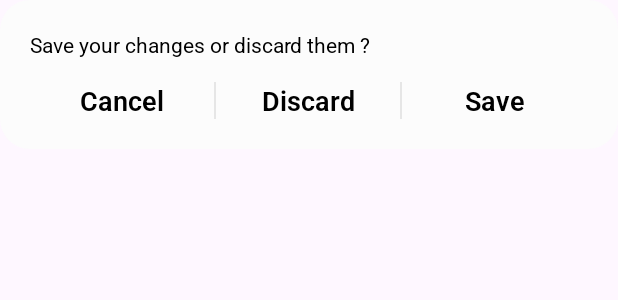
After one commit to hrithik-09/Contact-Manager, an Android app: the layout go_back_popup_layout.xml on its own in the app's theme, with its tools: preview values and no code run, on a phone screen of 412 x 824 dp. The commit adds this screen. Shown: the top 300 px of the screen. Run offline under Robolectric (Android 15) with nearby library versions, the phone set to English and light mode, and no system bars.

Commit message:
Back Navigation Checks implemented, DOB input layout behaviour fixed

```diff
--- a/app/build.gradle.kts
+++ b/app/build.gradle.kts
@@ -49,6 +49,8 @@ dependencies {
     val lifecycle_version = "2.8.7"
     val arch_version = "2.2.0"
     implementation ("com.google.code.gson:gson:2.10.1")
+    implementation ("com.github.bumptech.glide:glide:4.16.0")
+    annotationProcessor ("com.github.bumptech.glide:compiler:4.16.0")
 
     implementation("androidx.room:room-runtime:$room_version")
 
--- a/app/src/main/java/com/example/contacts/ContactDAO.java
+++ b/app/src/main/java/com/example/contacts/ContactDAO.java
@@ -5,6 +5,7 @@ import androidx.room.Dao;
 import androidx.room.Delete;
 import androidx.room.Insert;
 import androidx.room.Query;
+import androidx.room.Update;
 
 import java.util.List;
 
@@ -17,6 +18,9 @@ public interface ContactDAO {
     @Delete
     void delete(Contact contact);
 
-    @Query("SELECT * FROM contact_table")
+    @Update
+    void update(Contact contact);
+
+    @Query("SELECT * FROM contact_table ORDER BY firstName ASC,surname ASC")
     LiveData<List<Contact>> getAllContact();
 }
--- /dev/null
+++ b/app/src/main/res/anim/slide_in_left.xml
@@ -0,0 +1,6 @@
+<?xml version="1.0" encoding="utf-8"?>
+<translate xmlns:android="http://schemas.android.com/apk/res/android"
+    android:duration="300"
+    android:fromXDelta="-100%"
+    android:toXDelta="0%"
+    android:interpolator="@android:interpolator/decelerate_quad" />
--- /dev/null
+++ b/app/src/main/res/anim/slide_out_right.xml
@@ -0,0 +1,6 @@
+<?xml version="1.0" encoding="utf-8"?>
+<translate xmlns:android="http://schemas.android.com/apk/res/android"
+    android:duration="300"
+    android:fromXDelta="0%"
+    android:toXDelta="100%"
+    android:interpolator="@android:interpolator/accelerate_quad" />
--- /dev/null
+++ b/app/src/main/res/drawable-night/ic_calendar.xml
@@ -0,0 +1,5 @@
+<vector xmlns:android="http://schemas.android.com/apk/res/android" android:height="24dp" android:tint="#ffffff" android:viewportHeight="24" android:viewportWidth="24" android:width="24dp">
+
+    <path android:fillColor="@android:color/white" android:pathData="M20,3h-1L19,1h-2v2L7,3L7,1L5,1v2L4,3c-1.1,0 -2,0.9 -2,2v16c0,1.1 0.9,2 2,2h16c1.1,0 2,-0.9 2,-2L22,5c0,-1.1 -0.9,-2 -2,-2zM20,21L4,21L4,8h16v13z"/>
+
+</vector>
--- /dev/null
+++ b/app/src/main/res/drawable/ic_calendar.xml
@@ -0,0 +1,5 @@
+<vector xmlns:android="http://schemas.android.com/apk/res/android" android:height="24dp" android:tint="#000000" android:viewportHeight="24" android:viewportWidth="24" android:width="24dp">
+
+    <path android:fillColor="@android:color/white" android:pathData="M20,3h-1L19,1h-2v2L7,3L7,1L5,1v2L4,3c-1.1,0 -2,0.9 -2,2v16c0,1.1 0.9,2 2,2h16c1.1,0 2,-0.9 2,-2L22,5c0,-1.1 -0.9,-2 -2,-2zM20,21L4,21L4,8h16v13z"/>
+
+</vector>
--- /dev/null
+++ b/app/src/main/res/layout/go_back_popup_layout.xml
@@ -0,0 +1,70 @@
+<?xml version="1.0" encoding="utf-8"?>
+<LinearLayout
+    xmlns:android="http://schemas.android.com/apk/res/android"
+    android:layout_width="match_parent"
+    android:layout_height="wrap_content"
+    android:padding="20dp"
+    android:orientation="vertical"
+    android:background="@drawable/ic_contact_list_background">
+    <TextView
+        android:layout_width="match_parent"
+        android:layout_height="wrap_content"
+        android:text="Save your changes or discard them ?"
+        android:textColor="@color/textPrimary"
+        android:fontFamily="@font/roboto_regular"
+        android:textSize="14sp"/>
+
+    <LinearLayout
+        android:layout_width="match_parent"
+        android:layout_height="wrap_content"
+        android:layout_marginTop="15dp"
+        android:orientation="horizontal">
+    <TextView
+        android:layout_width="0dp"
+        android:layout_height="wrap_content"
+        android:layout_weight="1"
+        android:text="Cancel"
+        android:id="@+id/cancelButton"
+        android:textAlignment="center"
+        android:textSize="18sp"
+        android:fontFamily="@font/roboto_semibold"
+        android:textColor="@color/textPrimary"/>
+        <View
+            android:layout_width="1dp"
+            android:layout_height="match_parent"
+            android:layout_weight="0.005"
+            android:background="#E6E6E6"/>
+
+        <TextView
+            android:layout_width="0dp"
+            android:layout_height="wrap_content"
+            android:layout_weight="1"
+            android:text="Discard"
+            android:id="@+id/discardButton"
+            android:textAlignment="center"
+            android:textSize="18sp"
+            android:fontFamily="@font/roboto_semibold"
+            android:textColor="@color/textPrimary"/>
+
+        <View
+            android:layout_width="1dp"
+            android:layout_height="match_parent"
+            android:layout_weight="0.005"
+            android:background="#E6E6E6"/>
+
+        <TextView
+            android:layout_width="0dp"
+            android:layout_height="wrap_content"
+            android:layout_weight="1"
+            android:text="Save"
+            android:id="@+id/saveButton"
+            android:textAlignment="center"
+            android:textSize="18sp"
+            android:fontFamily="@font/roboto_semibold"
+            android:textColor="@color/textPrimary"/>
+
+    </LinearLayout>
+
+
+
+</LinearLayout>
```
Also changed, not shown: app/src/main/java/com/example/contacts/AddNewContact.java (+148 -19 lines), app/src/main/java/com/example/contacts/ContactAdapter.java (+24 -5 lines), app/src/main/res/drawable-night/ic_goback.xml (added, +12 -0 lines), app/src/main/res/drawable/ic_goback.xml (added, +12 -0 lines), app/src/main/res/layout/activity_add_new_contact.xml (+42 -6 lines).
